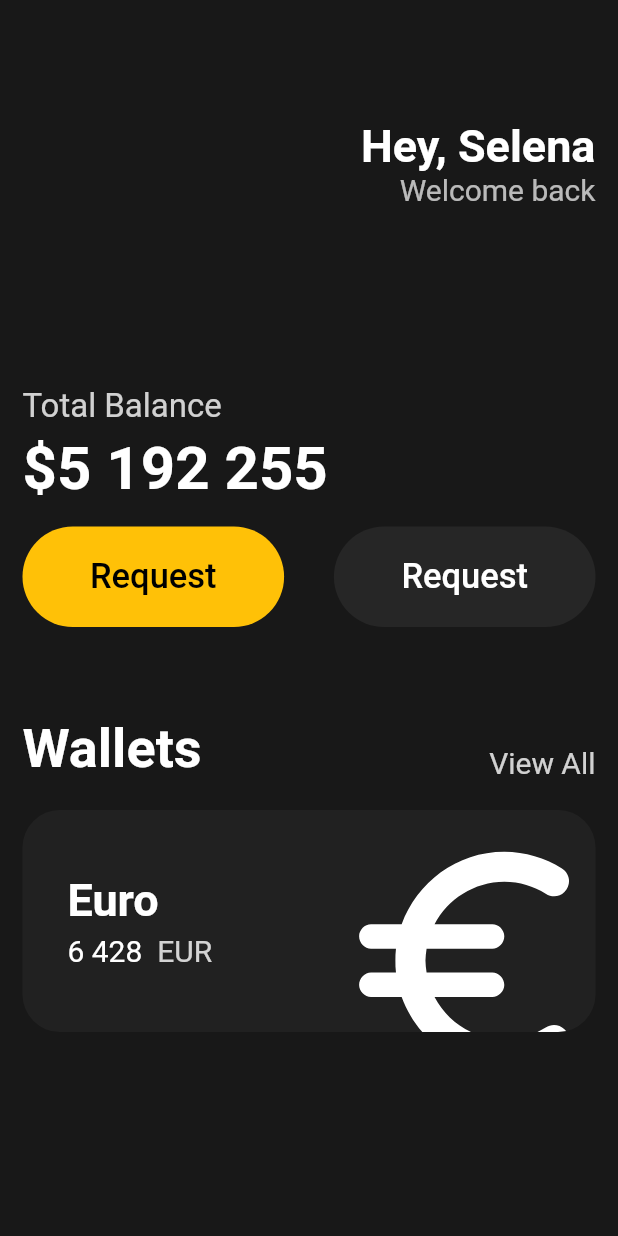
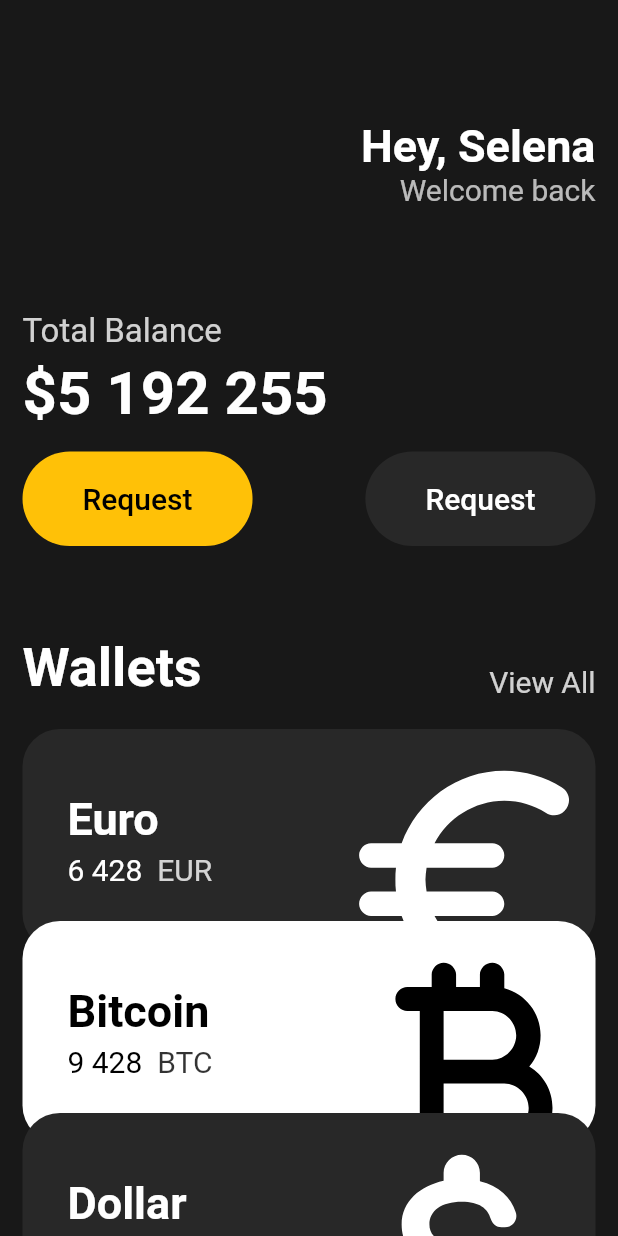
Before and after one commit to yusungkim/tooniflx, a Flutter app: the screen it shows after launch, on a phone screen of 412 x 824 dp. Run offline on Flutter 3.47's test engine with Material 2 defaults, Android fonts, the light colour scheme and no system bars.

Commit message:
currency card

```diff
--- a/lib/main.dart
+++ b/lib/main.dart
@@ -1,5 +1,6 @@
 import 'package:flutter/material.dart';
 import 'package:tooniflex/widgets/button.dart';
+import 'package:tooniflex/widgets/currency_card.dart';
 
 void main() {
   runApp(const App());
@@ -13,7 +14,8 @@ class App extends StatelessWidget {
     return MaterialApp(
       home: Scaffold(
         backgroundColor: const Color(0xFF181818),
-        body: Padding(
+        body: SingleChildScrollView(
+          child: Padding(
             padding: const EdgeInsets.symmetric(horizontal: 15),
             child: Column(
               crossAxisAlignment: CrossAxisAlignment.start,
@@ -47,7 +49,7 @@ class App extends StatelessWidget {
                   ],
                 ),
                 const SizedBox(
-                height: 120,
+                  height: 70,
                 ),
                 Text(
                   'Total Balance',
@@ -67,14 +69,14 @@ class App extends StatelessWidget {
                 const SizedBox(height: 15),
                 Row(
                   mainAxisAlignment: MainAxisAlignment.spaceBetween,
-                children: [
-                  const Button(
+                  children: const [
+                    Button(
                         text: 'Request',
                         backgroundColor: Colors.amber,
                         textColor: Colors.black),
                     Button(
                         text: 'Request',
-                      backgroundColor: Colors.grey.withOpacity(0.1),
+                        backgroundColor: Color.fromRGBO(40, 40, 40, 1),
                         textColor: Colors.white)
                   ],
                 ),
@@ -99,70 +101,29 @@ class App extends StatelessWidget {
                   ],
                 ),
                 const SizedBox(height: 20),
-              Container(
-                clipBehavior: Clip.antiAlias,
-                decoration: BoxDecoration(
-                    color: Colors.grey[900],
-                    borderRadius: BorderRadius.circular(25)),
-                child: Padding(
-                  padding: const EdgeInsets.symmetric(
-                    vertical: 30,
-                    horizontal: 30,
+                const CurrencyCard(
+                  name: 'Euro',
+                  code: 'EUR',
+                  amount: '6 428',
+                  icon: Icons.euro_symbol_rounded,
+                  index: 0,
                 ),
-                  child: Row(
-                    mainAxisAlignment: MainAxisAlignment.spaceBetween,
-                    children: [
-                      Column(
-                        crossAxisAlignment: CrossAxisAlignment.start,
-                        children: [
-                          const Text(
-                            'Euro',
-                            style: TextStyle(
-                              color: Colors.white,
-                              fontSize: 30,
-                              fontWeight: FontWeight.bold,
+                const CurrencyCard(
+                  name: 'Bitcoin',
+                  code: 'BTC',
+                  amount: '9 428',
+                  icon: Icons.currency_bitcoin_rounded,
+                  index: 1,
                 ),
-                          ),
-                          const SizedBox(height: 5),
-                          Row(
-                            children: [
-                              const Text(
-                                '6 428',
-                                style: TextStyle(
-                                  fontSize: 20,
-                                  color: Colors.white,
-                                ),
-                              ),
-                              const SizedBox(
-                                width: 10,
-                              ),
-                              Text(
-                                'EUR',
-                                style: TextStyle(
-                                  fontSize: 20,
-                                  color: Colors.white.withOpacity(0.8),
-                                ),
+                const CurrencyCard(
+                  name: 'Dollar',
+                  code: 'USD',
+                  amount: '428',
+                  icon: Icons.attach_money_rounded,
+                  index: 2,
                 ),
               ],
             ),
-                        ],
-                      ),
-                      Transform.scale(
-                        scale: 2.2,
-                        child: Transform.translate(
-                          offset: const Offset(-5, 12),
-                          child: const Icon(
-                            Icons.euro_symbol_rounded,
-                            color: Colors.white,
-                            size: 88,
-                          ),
-                        ),
-                      ),
-                    ],
-                  ),
-                ),
-              ),
-            ],
           ),
         ),
       ),
--- a/lib/widgets/button.dart
+++ b/lib/widgets/button.dart
@@ -19,12 +19,12 @@ class Button extends StatelessWidget {
       child: Padding(
         padding: const EdgeInsets.symmetric(
           vertical: 20,
-          horizontal: 45,
+          horizontal: 40,
         ),
         child: Text(
           text,
           style: TextStyle(
-              fontSize: 23, fontWeight: FontWeight.w500, color: textColor),
+              fontSize: 20, fontWeight: FontWeight.w500, color: textColor),
         ),
       ),
     );
--- /dev/null
+++ b/lib/widgets/currency_card.dart
@@ -0,0 +1,91 @@
+import 'package:flutter/material.dart';
+
+const yOffset = -20;
+
+class CurrencyCard extends StatelessWidget {
+  final String name, code, amount;
+  final IconData icon;
+  final int index;
+
+  const CurrencyCard(
+      {super.key,
+      required this.name,
+      required this.code,
+      required this.amount,
+      required this.icon,
+      this.index = 0});
+
+  @override
+  Widget build(BuildContext context) {
+    var isInverted = index % 2 != 0;
+    var backgroundColor =
+        isInverted ? Colors.white : const Color.fromRGBO(40, 40, 40, 1);
+    var textColor = isInverted ? Colors.black : Colors.white;
+
+    return Transform.translate(
+      offset: Offset(0, yOffset * index.toDouble()),
+      child: Container(
+        clipBehavior: Clip.antiAlias,
+        decoration: BoxDecoration(
+            color: backgroundColor, borderRadius: BorderRadius.circular(25)),
+        child: Padding(
+          padding: const EdgeInsets.symmetric(
+            vertical: 30,
+            horizontal: 30,
+          ),
+          child: Row(
+            mainAxisAlignment: MainAxisAlignment.spaceBetween,
+            children: [
+              Column(
+                crossAxisAlignment: CrossAxisAlignment.start,
+                children: [
+                  Text(
+                    name,
+                    style: TextStyle(
+                      color: textColor,
+                      fontSize: 30,
+                      fontWeight: FontWeight.bold,
+                    ),
+                  ),
+                  const SizedBox(height: 5),
+                  Row(
+                    children: [
+                      Text(
+                        amount,
+                        style: TextStyle(
+                          fontSize: 20,
+                          color: textColor,
+                        ),
+                      ),
+                      const SizedBox(
+                        width: 10,
+                      ),
+                      Text(
+                        code,
+                        style: TextStyle(
+                          fontSize: 20,
+                          color: textColor.withOpacity(0.8),
+                        ),
+                      ),
+                    ],
+                  ),
+                ],
+              ),
+              Transform.scale(
+                scale: 2.2,
+                child: Transform.translate(
+                  offset: const Offset(-5, 12),
+                  child: Icon(
+                    icon,
+                    color: textColor,
+                    size: 88,
+                  ),
+                ),
+              ),
+            ],
+          ),
+        ),
+      ),
+    );
+  }
+}
```
Also changed, not shown: 1 other file. Lines whose indentation alone changed are shown as unchanged.
